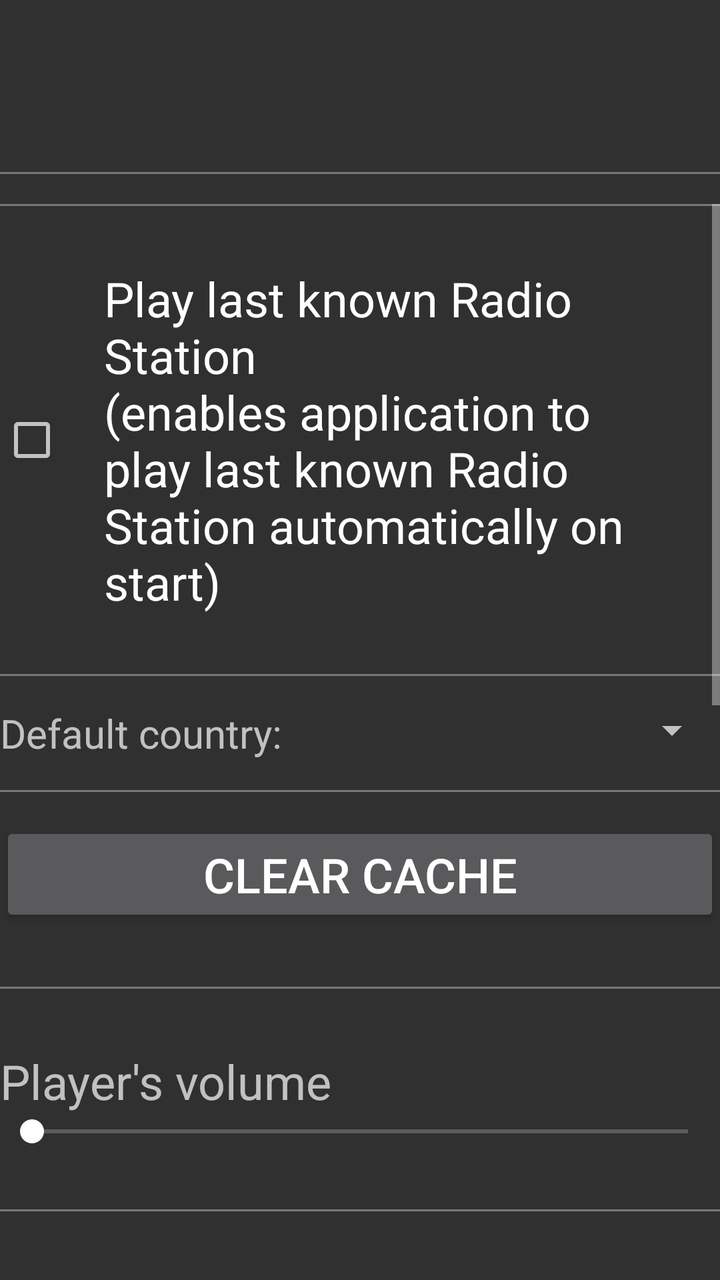
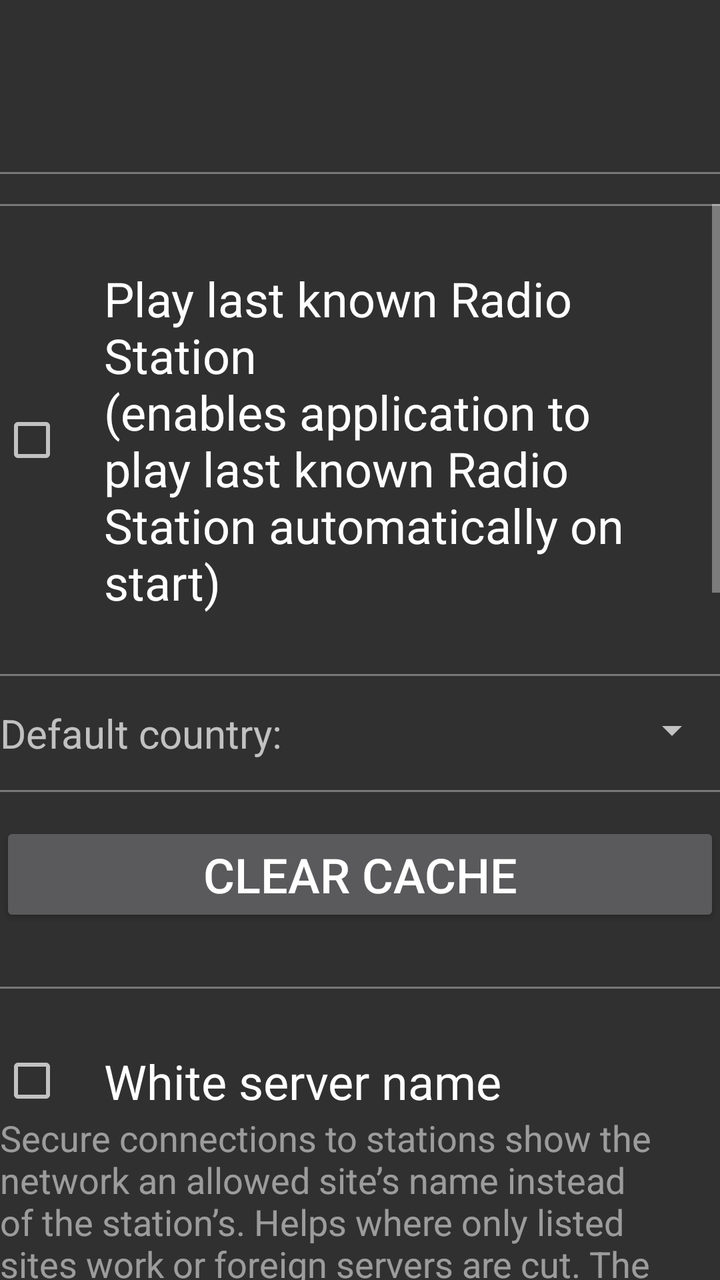

Before-and-after screenshots of an Android layout around one commit, followed by the original layout XML and the change that was made.
<!-- AndroidManifest.xml: another module's application theme AppTheme.NoActionBar -->
<!-- res/layout/automotive_activity_settings.xml -->
<?xml version="1.0" encoding="utf-8"?>
<LinearLayout xmlns:android="http://schemas.android.com/apk/res/android"
    android:id="@+id/automotive_settings_activity"
    android:layout_width="match_parent"
    android:layout_height="match_parent"
    android:layout_margin="15dp"
    android:orientation="vertical">

    <com.google.android.material.appbar.AppBarLayout
        android:layout_width="match_parent"
        android:layout_height="wrap_content"
        android:layout_marginTop="15dp"
        android:layout_marginBottom="15dp"
        android:background="@android:color/transparent">

        <androidx.appcompat.widget.Toolbar
            android:id="@+id/automotive_settings_toolbar"
            android:layout_width="match_parent"
            android:layout_height="?attr/actionBarSize" />

    </com.google.android.material.appbar.AppBarLayout>

    <View
        android:layout_width="match_parent"
        android:layout_height="1dp"
        android:layout_marginBottom="15dp"
        android:alpha="0.5"
        android:background="@color/or_color_text" />

    <ScrollView
        android:layout_width="match_parent"
        android:layout_height="wrap_content">

        <LinearLayout
            android:layout_width="match_parent"
            android:layout_height="wrap_content"
            android:orientation="vertical">

            <LinearLayout
                android:layout_width="match_parent"
                android:layout_height="wrap_content"
                android:layout_marginTop="15dp"
                android:layout_marginBottom="30dp"
                android:gravity="center_vertical"
                android:orientation="horizontal"
                android:visibility="gone">

                <TextView
                    android:layout_width="wrap_content"
                    android:layout_height="wrap_content"
                    android:layout_marginEnd="40dp"
                    android:text="@string/source_semicolon"
                    android:textSize="20sp" />

                <RadioGroup
                    android:id="@+id/sources_radio_group_car"
                    android:layout_width="wrap_content"
                    android:layout_height="wrap_content"
                    android:orientation="horizontal" />

            </LinearLayout>

            <View
                android:layout_width="match_parent"
                android:layout_height="1dp"
                android:layout_marginBottom="15dp"
                android:alpha="0.5"
                android:background="@color/or_color_text" />

            <CheckBox
                android:id="@+id/automotive_settings_enable_last_known_radio_station_check_view"
                android:layout_width="match_parent"
                android:layout_height="wrap_content"
                android:layout_marginTop="15dp"
                android:layout_marginBottom="30dp"
                android:paddingHorizontal="20dp"
                android:text="@string/enable_last_known_radio_station_label"
                android:textSize="24sp" />

            <View
                android:layout_width="match_parent"
                android:layout_height="1dp"
                android:layout_marginBottom="15dp"
                android:alpha="0.5"
                android:background="@color/or_color_text" />

            <LinearLayout
                android:layout_width="match_parent"
                android:layout_height="wrap_content"
                android:layout_gravity="center_vertical"
                android:layout_marginBottom="15dp"
                android:orientation="horizontal">

                <TextView
                    android:layout_width="wrap_content"
                    android:layout_height="wrap_content"
                    android:layout_gravity="center_vertical"
                    android:layout_marginEnd="15dp"
                    android:text="@string/default_country_label"
                    android:textSize="20sp" />

                <Spinner
                    android:id="@+id/automotive_settings_default_country_spinner"
                    android:layout_width="match_parent"
                    android:layout_height="wrap_content" />

            </LinearLayout>

            <View
                android:layout_width="match_parent"
                android:layout_height="1dp"
                android:layout_marginBottom="15dp"
                android:alpha="0.5"
                android:background="@color/or_color_text" />

            <Button
                android:id="@+id/automotive_settings_clear_cache_btn"
                android:layout_width="match_parent"
                android:layout_height="wrap_content"
                android:layout_marginBottom="30dp"
                android:text="@string/clear_cache_lbl"
                android:textSize="24sp" />

            <View
                android:layout_width="match_parent"
                android:layout_height="1dp"
                android:layout_marginBottom="15dp"
                android:alpha="0.5"
                android:background="@color/or_color_text" />

            <TextView
                android:layout_width="wrap_content"
                android:layout_height="wrap_content"
                android:layout_marginTop="15dp"
                android:text="@string/settings_player_volume"
                android:textSize="24sp" />

            <SeekBar
                android:id="@+id/automotive_player_vol_seek_bar"
                android:layout_width="match_parent"
                android:layout_height="wrap_content"
                android:layout_marginBottom="30dp"
                android:max="100" />

            <View
                android:layout_width="match_parent"
                android:layout_height="1dp"
                android:layout_marginBottom="15dp"
                android:alpha="0.5"
                android:background="@color/or_color_text" />

            <TextView
                android:layout_width="wrap_content"
                android:layout_height="wrap_content"
                android:layout_marginTop="15dp"
                android:text="@string/buffering"
                android:textSize="24sp" />

            <TextView
                android:id="@+id/automotive_stream_buffering_desc_view"
                android:layout_width="match_parent"
                android:layout_height="wrap_content"
                android:layout_marginBottom="15dp"
                android:text="@string/stream_buffering_descr_automotive"
                android:textSize="24sp" />

            <LinearLayout
                android:layout_width="match_parent"
                android:layout_height="wrap_content"
                android:layout_marginBottom="15dp"
                android:baselineAligned="false"
                android:orientation="horizontal">

                <LinearLayout
                    android:layout_width="match_parent"
                    android:layout_height="wrap_content"
                    android:layout_weight="1"
                    android:orientation="vertical"
                    android:paddingTop="10dp"
                    android:paddingEnd="10dp">

                    <TextView
                        android:id="@+id/automotive_min_buffer_label_view"
                        android:layout_width="wrap_content"
                        android:layout_height="wrap_content"
                        android:text="@string/min_buff_description_automotive"
                        android:textSize="18sp" />

                    <EditText
                        android:id="@+id/automotive_min_buffer_edit_view"
                        android:layout_width="match_parent"
                        android:layout_height="wrap_content"
                        android:inputType="number" />

                    <TextView
                        android:id="@+id/automotive_max_buffer_label_view"
                        android:layout_width="match_parent"
                        android:layout_height="wrap_content"
                        android:text="@string/max_buff_description_automotive"
                        android:textSize="18sp" />

                    <EditText
                        android:id="@+id/automotive_max_buffer_edit_view"
                        android:layout_width="match_parent"
                        android:layout_height="wrap_content"
                        android:inputType="number" />

                </LinearLayout>

                <LinearLayout
                    android:layout_width="match_parent"
                    android:layout_height="wrap_content"
                    android:layout_weight="1"
                    android:orientation="vertical"
                    android:paddingStart="10dp"
                    android:paddingTop="10dp">

                    <TextView
                        android:id="@+id/automotive_play_buffer_label_view"
                        android:layout_width="match_parent"
                        android:layout_height="wrap_content"
                        android:text="@string/playback_buffer_description_automotive"
                        android:textSize="18sp" />

                    <EditText
                        android:id="@+id/automotive_play_buffer_edit_view"
                        android:layout_width="match_parent"
                        android:layout_height="wrap_content"
                        android:inputType="number" />

                    <TextView
                        android:id="@+id/automotive_rebuffer_label_view"
                        android:layout_width="match_parent"
                        android:layout_height="wrap_content"
                        android:text="@string/playback_buffer_after_rebuffer_description_automotive"
                        android:textSize="18sp" />

                    <EditText
                        android:id="@+id/automotive_rebuffer_edit_view"
                        android:layout_width="match_parent"
                        android:layout_height="wrap_content"
                        android:inputType="number" />

                </LinearLayout>

            </LinearLayout>

            <Button
                android:id="@+id/automotive_buffering_restore_btn"
                android:layout_width="wrap_content"
                android:layout_height="wrap_content"
                android:layout_gravity="center_horizontal"
                android:layout_marginBottom="30dp"
                android:text="@string/restore_default"
                android:textSize="24sp" />

            <View
                android:layout_width="match_parent"
                android:layout_height="1dp"
                android:layout_marginBottom="15dp"
                android:alpha="0.5"
                android:background="@color/or_color_text" />

            <TextView
                android:layout_width="wrap_content"
                android:layout_height="wrap_content"
                android:layout_gravity="center"
                android:layout_marginBottom="15dp"
                android:text="@string/file_storage"
                android:textSize="18sp" />

            <LinearLayout
                android:layout_width="match_parent"
                android:layout_height="wrap_content"
                android:layout_marginBottom="15dp"
                android:baselineAligned="false"
                android:orientation="horizontal" >

                <ImageButton
                    android:id="@+id/automotive_file_storage_download_btn"
                    android:layout_width="match_parent"
                    android:layout_height="wrap_content"
                    android:layout_weight="0.5"
                    android:src="@drawable/ic_file_download" />

                <ImageButton
                    android:id="@+id/automotive_file_storage_upload_btn"
                    android:layout_width="match_parent"
                    android:layout_height="wrap_content"
                    android:layout_weight="0.5"
                    android:src="@drawable/ic_file_upload" />

            </LinearLayout>

            <ProgressBar
                android:id="@+id/automotive_file_storage_progress_view"
                style="@style/Widget.AppCompat.ProgressBar.Horizontal"
                android:layout_width="match_parent"
                android:layout_height="wrap_content"
                android:layout_marginBottom="30dp" />

            <View
                android:layout_width="match_parent"
                android:layout_height="1dp"
                android:layout_marginBottom="15dp"
                android:alpha="0.5"
                android:background="@color/or_color_text" />

        </LinearLayout>

    </ScrollView>

</LinearLayout>
<!-- resources referenced by this layout -->
<resources>
  <color name="or_color_text">#FFC0C0C0</color>
  <!-- drawable ic_file_download (drawable) -->
  <vector xmlns:android="http://schemas.android.com/apk/res/android"
      android:width="24dp"
      android:height="24dp"
      android:tint="#FFFFFFFF"
      android:viewportWidth="24"
      android:viewportHeight="24">
  
      <path
          android:fillColor="#FFFFFFFF"
          android:pathData="M19,9h-4V3H9v6H5l7,7 7,-7zM5,18v2h14v-2H5z" />
  
  </vector>
  <!-- drawable ic_file_upload (drawable) -->
  <vector xmlns:android="http://schemas.android.com/apk/res/android"
      android:width="24dp"
      android:height="24dp"
      android:tint="#FFFFFFFF"
      android:viewportWidth="24"
      android:viewportHeight="24">
  
      <path
          android:fillColor="#FFFFFFFF"
          android:pathData="M9,16h6v-6h4l-7,-7 -7,7h4zM5,18h14v2L5,20z" />
  
  </vector>
  <string name="buffering">Buffering</string>
  <string name="clear_cache_lbl">Clear cache</string>
  <string name="default_country_label">Default country:</string>
  <string name="enable_last_known_radio_station_label">Play last known Radio Station\n(enables application to play last known Radio Station automatically on start)</string>
  <string name="file_storage">File Storage</string>
  <string name="max_buff_description_automotive">Maximum buffer, in milliseconds</string>
  <string name="min_buff_description_automotive">Minimum buffer, in milliseconds</string>
  <string name="playback_buffer_after_rebuffer_description_automotive">Re-play buffer, in milliseconds</string>
  <string name="playback_buffer_description_automotive">Play buffer, in milliseconds</string>
  <string name="restore_default">Restore Default</string>
  <string name="settings_player_volume">Player\'s volume</string>
  <string name="source_semicolon">Source:</string>
  <string name="stream_buffering_descr_automotive">Restart playback when values are changed. Range is %1$d - %2$d milliseconds (%3$d second - %4$d minutes)</string>
  <style name="AppTheme.NoActionBar">
          <item name="windowActionBar">false</item>
          <item name="windowNoTitle">true</item>
          <item name="android:windowFullscreen">false</item>
      </style>
</resources>

<!-- the commit's change to res/layout/automotive_activity_settings.xml (unified diff, before → after) -->
@@ -128,6 +128,72 @@
                 android:alpha="0.5"
                 android:background="@color/or_color_text" />
 
+            
+            <CheckBox
+                android:id="@+id/automotive_white_sni_check_view"
+                android:layout_width="match_parent"
+                android:layout_height="wrap_content"
+                android:layout_marginTop="15dp"
+                android:paddingHorizontal="20dp"
+                android:text="@string/white_sni_title"
+                android:textSize="24sp" />
+
+            <TextView
+                android:layout_width="match_parent"
+                android:layout_height="wrap_content"
+                android:layout_marginBottom="15dp"
+                android:alpha="0.75"
+                android:text="@string/white_sni_desc"
+                android:textSize="18sp" />
+
+            <LinearLayout
+                android:id="@+id/automotive_white_sni_fields"
+                android:layout_width="match_parent"
+                android:layout_height="wrap_content"
+                android:layout_marginBottom="30dp"
+                android:orientation="vertical">
+
+                <TextView
+                    android:layout_width="match_parent"
+                    android:layout_height="wrap_content"
+                    android:text="@string/white_sni_domain_desc"
+                    android:textSize="18sp" />
+
+                <LinearLayout
+                    android:layout_width="match_parent"
+                    android:layout_height="wrap_content"
+                    android:gravity="center_vertical"
+                    android:orientation="horizontal">
+
+                    <EditText
+                        android:id="@+id/automotive_white_sni_domain_edit"
+                        android:layout_width="0dp"
+                        android:layout_height="wrap_content"
+                        android:layout_weight="1"
+                        android:hint="vk.com"
+                        android:inputType="textUri"
+                        android:singleLine="true"
+                        android:textSize="24sp" />
+
+                    <Button
+                        android:id="@+id/automotive_white_sni_save_btn"
+                        android:layout_width="wrap_content"
+                        android:layout_height="wrap_content"
+                        android:layout_marginStart="15dp"
+                        android:text="@string/proxy_save"
+                        android:textSize="24sp" />
+
+                </LinearLayout>
+
+            </LinearLayout>
+
+            <View
+                android:layout_width="match_parent"
+                android:layout_height="1dp"
+                android:layout_marginBottom="15dp"
+                android:alpha="0.5"
+                android:background="@color/or_color_text" />
+
             <TextView
                 android:layout_width="wrap_content"
                 android:layout_height="wrap_content"
<!-- resource entries referenced after the edit -->
@@ -36,10 +36,14 @@
   <string name="min_buff_description_automotive">Minimum buffer, in milliseconds</string>
   <string name="playback_buffer_after_rebuffer_description_automotive">Re-play buffer, in milliseconds</string>
   <string name="playback_buffer_description_automotive">Play buffer, in milliseconds</string>
+  <string name="proxy_save">Save</string>
   <string name="restore_default">Restore Default</string>
   <string name="settings_player_volume">Player\'s volume</string>
   <string name="source_semicolon">Source:</string>
   <string name="stream_buffering_descr_automotive">Restart playback when values are changed. Range is %1$d - %2$d milliseconds (%3$d second - %4$d minutes)</string>
+  <string name="white_sni_desc">Secure connections to stations show the network an allowed site’s name instead of the station’s. Helps where only listed sites work or foreign servers are cut. The certificate is still checked; stations that do not accept it connect as usual.</string>
+  <string name="white_sni_domain_desc">A big site that always works on your network, for example vk.com or ya.ru.</string>
+  <string name="white_sni_title">White server name</string>
   <style name="AppTheme.NoActionBar">
           <item name="windowActionBar">false</item>
           <item name="windowNoTitle">true</item>
